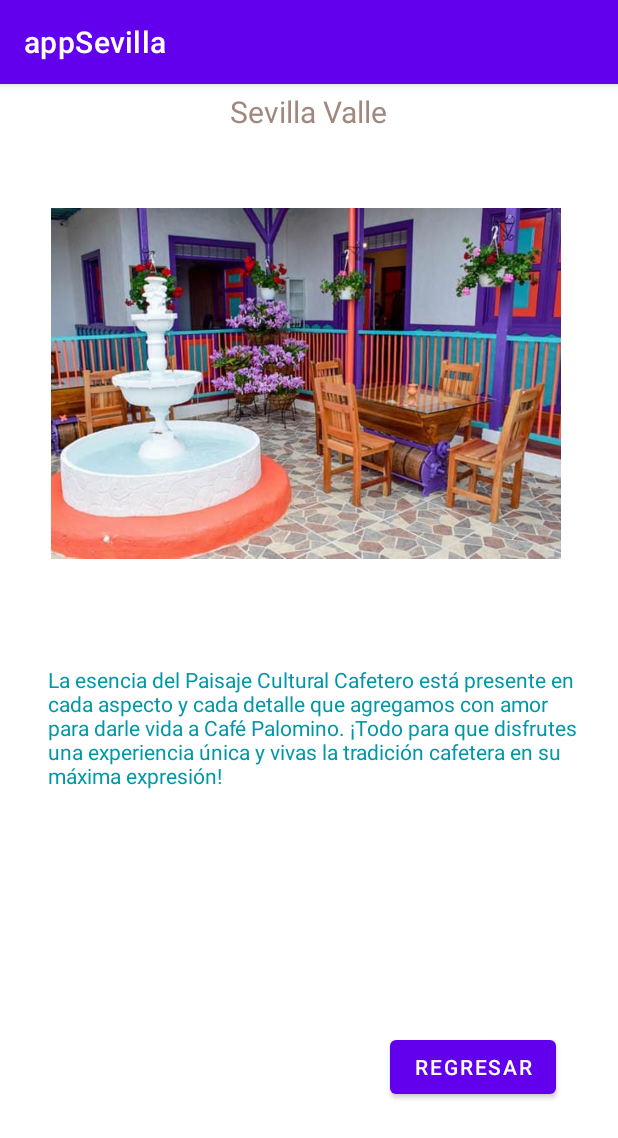
After one commit to IDECOS/appSevilla, an Android app: the MainActivity3 screen opened directly, with no data from a screen before it, on a phone screen of 412 x 824 dp. The commit adds this screen. Shown: the top 1138 px of the screen. Run offline under Robolectric (Android 15) with nearby library versions, the phone set to English and light mode, and no system bars.

Commit message:
Actividad Cafe Palomino

```diff
--- a/app/src/main/AndroidManifest.xml
+++ b/app/src/main/AndroidManifest.xml
@@ -9,6 +9,9 @@
         android:roundIcon="@mipmap/ic_launcher_round"
         android:supportsRtl="true"
         android:theme="@style/Theme.AppSevilla">
+        <activity
+            android:name=".MainActivity3"
+            android:exported="false" />
         <activity
             android:name=".MainActivity2"
             android:exported="false" />
--- /dev/null
+++ b/app/src/main/java/com/example/appsevilla/MainActivity3.kt
@@ -0,0 +1,11 @@
+package com.example.appsevilla
+
+import androidx.appcompat.app.AppCompatActivity
+import android.os.Bundle
+
+class MainActivity3 : AppCompatActivity() {
+    override fun onCreate(savedInstanceState: Bundle?) {
+        super.onCreate(savedInstanceState)
+        setContentView(R.layout.activity_main3)
+    }
+}
--- /dev/null
+++ b/app/src/main/res/layout/activity_main3.xml
@@ -0,0 +1,62 @@
+<?xml version="1.0" encoding="utf-8"?>
+<androidx.constraintlayout.widget.ConstraintLayout xmlns:android="http://schemas.android.com/apk/res/android"
+    xmlns:app="http://schemas.android.com/apk/res-auto"
+    xmlns:tools="http://schemas.android.com/tools"
+    android:layout_width="match_parent"
+    android:layout_height="match_parent"
+    tools:context=".MainActivity3">
+
+    <TextView
+        android:id="@+id/textView2"
+        android:layout_width="wrap_content"
+        android:layout_height="wrap_content"
+        android:text="@string/Sitio_Sevilla"
+        android:textColor="#A1887F"
+        android:textSize="20sp"
+        app:layout_constraintBottom_toBottomOf="parent"
+        app:layout_constraintEnd_toEndOf="parent"
+        app:layout_constraintLeft_toLeftOf="parent"
+        app:layout_constraintRight_toRightOf="parent"
+        app:layout_constraintStart_toStartOf="parent"
+        app:layout_constraintTop_toTopOf="parent"
+        app:layout_constraintVertical_bias="0.006" />
+
+    <Button
+        android:id="@+id/button"
+        android:layout_width="wrap_content"
+        android:layout_height="wrap_content"
+        android:layout_marginStart="260dp"
+        android:layout_marginBottom="44dp"
+        android:text="@string/btn_regresar"
+        app:layout_constraintBottom_toBottomOf="parent"
+        app:layout_constraintStart_toStartOf="parent"
+        app:layout_constraintTop_toBottomOf="@+id/textView"
+        app:layout_constraintVertical_bias="0.644"
+        tools:ignore="MissingConstraints" />
+
+    <TextView
+        android:id="@+id/textView"
+        android:layout_width="353dp"
+        android:layout_height="163dp"
+        android:layout_marginStart="32dp"
+        android:layout_marginTop="60dp"
+        android:text="@string/text_descripcion"
+        android:textColor="#0097A7"
+        app:layout_constraintStart_toStartOf="parent"
+        app:layout_constraintTop_toBottomOf="@+id/imageView2"
+        tools:ignore="MissingConstraints" />
+
+    <ImageView
+        android:id="@+id/imageView2"
+        android:layout_width="340dp"
+        android:layout_height="255dp"
+        android:layout_marginTop="40dp"
+        android:contentDescription="@string/todo"
+        app:layout_constraintEnd_toEndOf="parent"
+        app:layout_constraintHorizontal_bias="0.476"
+        app:layout_constraintStart_toStartOf="parent"
+        app:layout_constraintTop_toBottomOf="@+id/textView2"
+        app:srcCompat="@drawable/ic_cafepalomino" />
+
+
+</androidx.constraintlayout.widget.ConstraintLayout>
--- a/app/src/main/res/values/strings.xml
+++ b/app/src/main/res/values/strings.xml
@@ -1,3 +1,7 @@
 <resources>
     <string name="app_name">appSevilla</string>
+    <string name="btn_regresar">Regresar</string>
+    <string name="Sitio_Sevilla">Sevilla Valle</string>
+    <string name="text_descripcion">La esencia del Paisaje Cultural Cafetero está presente en cada aspecto y cada detalle que agregamos con amor para darle vida a Café Palomino. ¡Todo para que disfrutes una experiencia única y vivas la tradición cafetera en su máxima expresión!</string>
+    <string name="todo">TODO</string>
 </resources>
```
Also changed, not shown: app/src/main/res/drawable/ic_cafepalomino.jpg (added).
